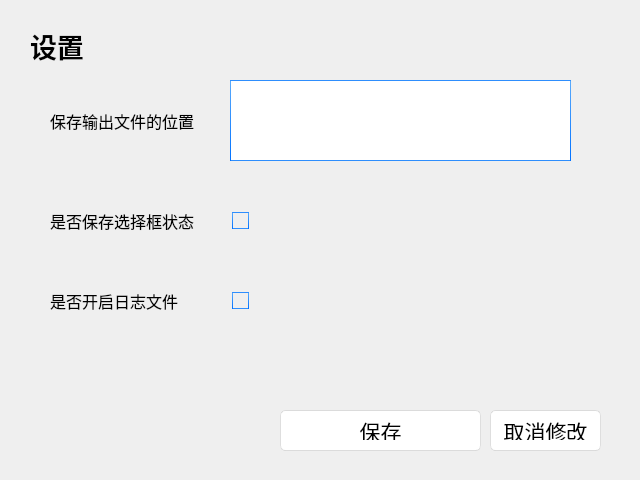
First picture: the form in src/builtin_modules/ui/setting_window.ui, repository HowieHz/hpyculator, before the edit.
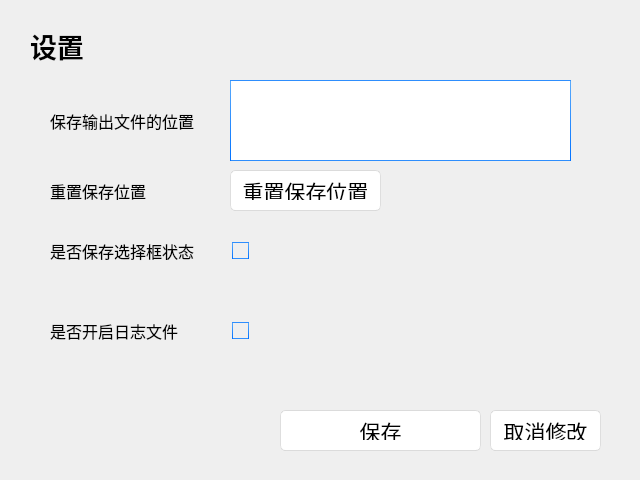
Second picture: the form after the edit.

```diff
--- a/src/builtin_modules/ui/setting_window.ui
+++ b/src/builtin_modules/ui/setting_window.ui
@@ -683,7 +683,7 @@
    <property name="geometry">
     <rect>
      <x>230</x>
-     <y>210</y>
+     <y>240</y>
      <width>121</width>
      <height>21</height>
     </rect>
@@ -742,7 +742,7 @@
    <property name="geometry">
     <rect>
      <x>50</x>
-     <y>190</y>
+     <y>220</y>
      <width>161</width>
      <height>61</height>
     </rect>
@@ -761,7 +761,7 @@
    <property name="geometry">
     <rect>
      <x>230</x>
-     <y>290</y>
+     <y>320</y>
      <width>121</width>
      <height>21</height>
     </rect>
@@ -820,7 +820,7 @@
    <property name="geometry">
     <rect>
      <x>50</x>
-     <y>270</y>
+     <y>300</y>
      <width>161</width>
      <height>61</height>
     </rect>
@@ -835,6 +835,46 @@
     <string>是否开启日志文件</string>
    </property>
   </widget>
+  <widget class="QLabel" name="label_5">
+   <property name="geometry">
+    <rect>
+     <x>50</x>
+     <y>160</y>
+     <width>161</width>
+     <height>61</height>
+    </rect>
+   </property>
+   <property name="font">
+    <font>
+     <family>等距更纱黑体 Slab SC</family>
+     <pointsize>12</pointsize>
+    </font>
+   </property>
+   <property name="text">
+    <string>重置保存位置</string>
+   </property>
+  </widget>
+  <widget class="QPushButton" name="reset_save_location_button">
+   <property name="geometry">
+    <rect>
+     <x>230</x>
+     <y>170</y>
+     <width>151</width>
+     <height>41</height>
+    </rect>
+   </property>
+   <property name="font">
+    <font>
+     <family>Microsoft YaHei UI</family>
+     <pointsize>16</pointsize>
+     <italic>false</italic>
+     <bold>false</bold>
+    </font>
+   </property>
+   <property name="text">
+    <string>重置保存位置</string>
+   </property>
+  </widget>
  </widget>
  <resources/>
  <connections>
```
Left out of the diff: 21 changed lines with no effect on the pictures.
